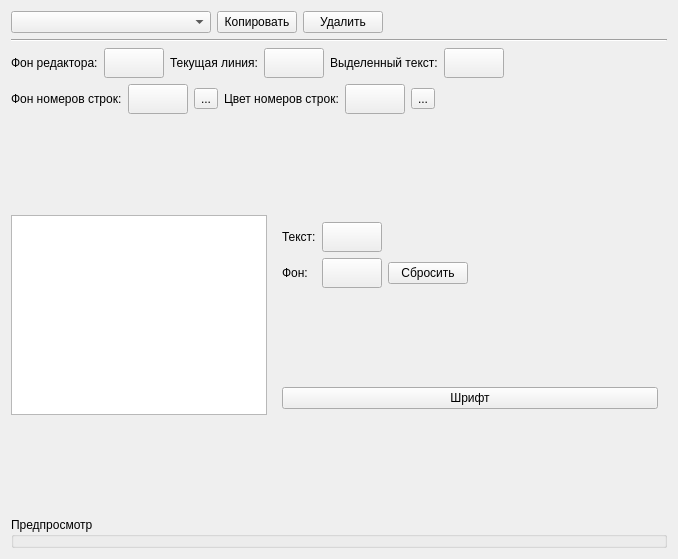
Smitt64/RsWorkTools, file ToolsRuntime/optionsdlg/codeeditoroptionspage.ui: the form before one commit.
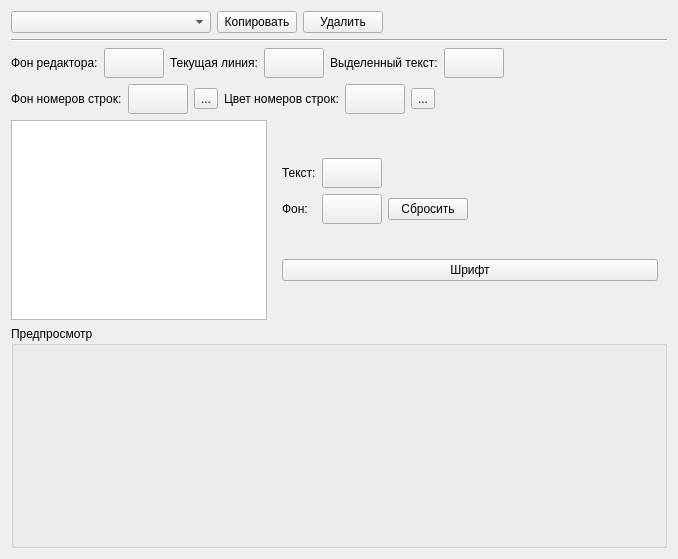
The form after the commit. Icons and pictures are not drawn. Custom widgets are drawn as their Qt base class.

Patch:
```diff
--- a/ToolsRuntime/optionsdlg/codeeditoroptionspage.ui
+++ b/ToolsRuntime/optionsdlg/codeeditoroptionspage.ui
@@ -241,6 +241,12 @@
      </item>
      <item>
       <widget class="QStackedWidget" name="stackedWidget">
+       <property name="maximumSize">
+        <size>
+         <width>16777215</width>
+         <height>200</height>
+        </size>
+       </property>
        <property name="currentIndex">
         <number>1</number>
        </property>
```
Left out of the diff: 2 changed lines with no effect on the pictures.
